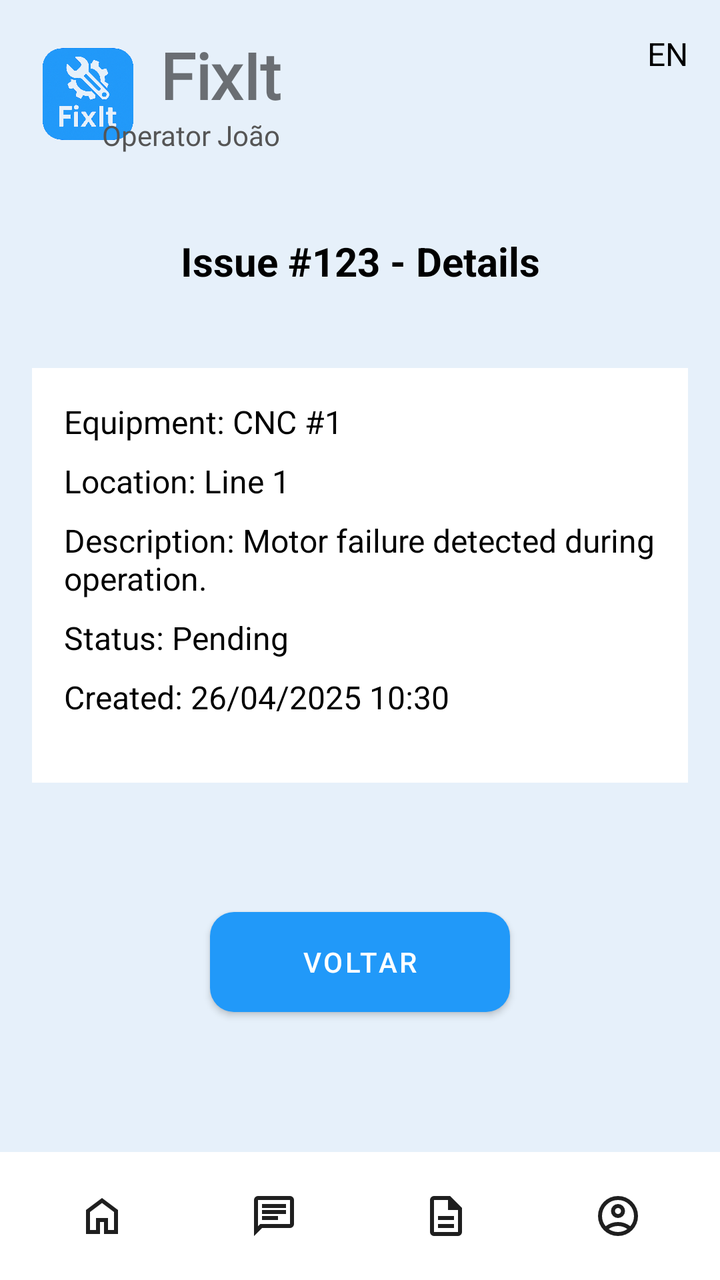
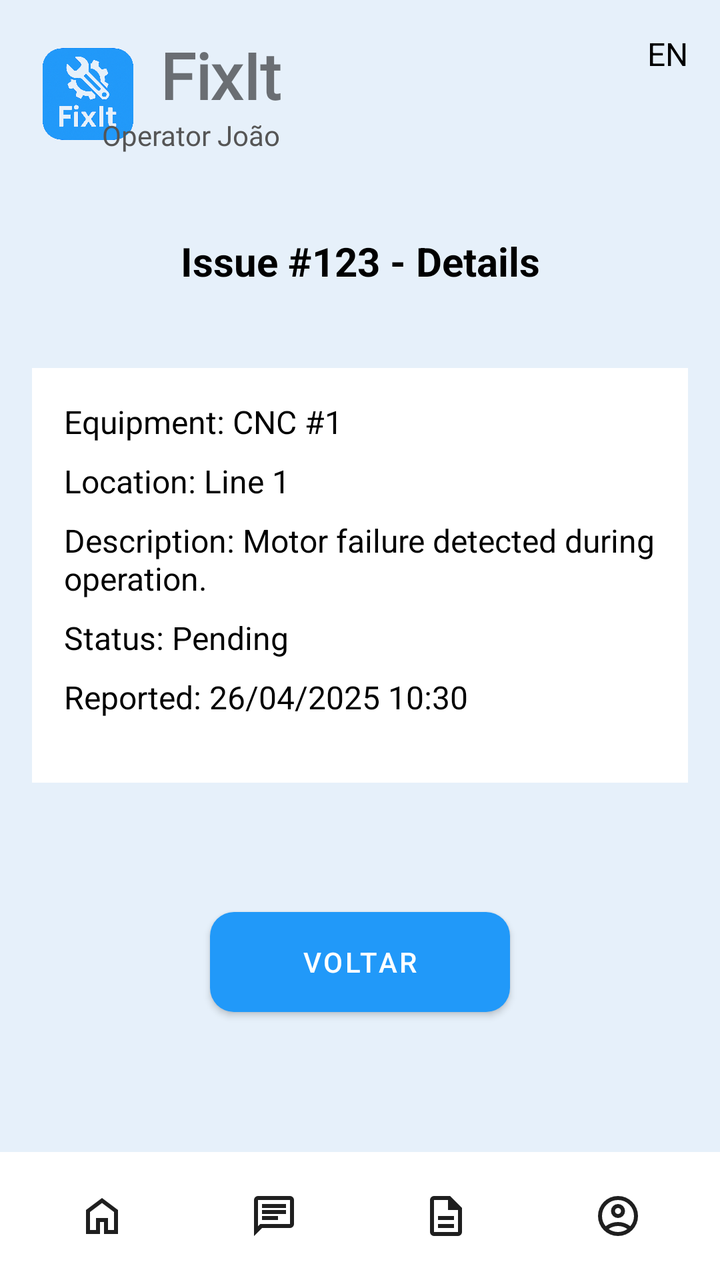

An Android layout rendered at two revisions. The XML below is the earlier revision; the diff shows what the commit changed to produce the second picture.
<!-- AndroidManifest.xml: application theme Theme.FixIt -->
<!-- res/layout/activity_issue_info.xml -->
<?xml version="1.0" encoding="utf-8"?>
<androidx.constraintlayout.widget.ConstraintLayout xmlns:android="http://schemas.android.com/apk/res/android"
    xmlns:app="http://schemas.android.com/apk/res-auto"
    xmlns:tools="http://schemas.android.com/tools"
    android:layout_width="match_parent"
    android:layout_height="match_parent"
    android:background="#E6F0FA"
    tools:context=".IssueInfoActivity">

    <ImageView
        android:id="@+id/logoIcon"
        android:layout_width="56dp"
        android:layout_height="62dp"
        android:layout_marginStart="16dp"
        android:layout_marginTop="16dp"
        android:src="@drawable/fixit_logo"
        app:layout_constraintStart_toStartOf="parent"
        app:layout_constraintTop_toTopOf="parent" />

    <TextView
        android:id="@+id/appTitle"
        android:layout_width="wrap_content"
        android:layout_height="wrap_content"
        android:layout_marginStart="8dp"
        android:layout_marginTop="16dp"
        android:fontFamily="@font/rem"
        android:text="@string/app_name"
        android:textSize="32sp"
        android:textStyle="bold"
        app:layout_constraintStart_toEndOf="@id/logoIcon"
        app:layout_constraintTop_toTopOf="parent" />

    <TextView
        android:id="@+id/languageSelector"
        android:layout_width="wrap_content"
        android:layout_height="wrap_content"
        android:layout_marginTop="16dp"
        android:layout_marginEnd="16dp"
        android:text="EN"
        android:textColor="#000000"
        android:textSize="16sp"
        app:layout_constraintEnd_toEndOf="parent"
        app:layout_constraintTop_toTopOf="parent" />

    <TextView
        android:id="@+id/userRole"
        android:layout_width="wrap_content"
        android:layout_height="wrap_content"
        android:layout_marginTop="66dp"
        android:layout_marginEnd="241dp"
        android:layout_marginBottom="115dp"
        android:fontFamily="@font/roboto"
        android:text="Operator João"
        android:textColor="#555555"
        android:textSize="14sp"
        app:layout_constraintBottom_toTopOf="@+id/detailsContainer"
        app:layout_constraintEnd_toEndOf="parent"
        app:layout_constraintStart_toEndOf="@id/logoIcon"
        app:layout_constraintTop_toTopOf="parent" />

    <TextView
        android:id="@+id/chatTitle"
        android:layout_width="wrap_content"
        android:layout_height="wrap_content"
        android:text="Issue #123 - Details"
        android:textSize="20sp"
        android:textStyle="bold"
        android:textColor="#000000"
        app:layout_constraintEnd_toEndOf="parent"
        app:layout_constraintStart_toStartOf="parent"
        app:layout_constraintTop_toBottomOf="@id/userRole"
        android:layout_marginTop="40dp" />

    <LinearLayout
        android:id="@+id/detailsContainer"
        android:layout_width="0dp"
        android:layout_height="wrap_content"
        android:orientation="vertical"
        android:layout_marginTop="40dp"
        android:layout_marginStart="16dp"
        android:layout_marginEnd="16dp"
        android:background="#FFFFFF"
        android:padding="16dp"
        app:layout_constraintTop_toBottomOf="@id/chatTitle"
        app:layout_constraintStart_toStartOf="parent"
        app:layout_constraintEnd_toEndOf="parent">

        <TextView
            android:layout_width="wrap_content"
            android:layout_height="wrap_content"
            android:text="Equipment: CNC #1"
            android:textSize="16sp"
            android:textColor="#000000"
            android:layout_marginBottom="8dp" />

        <TextView
            android:layout_width="wrap_content"
            android:layout_height="wrap_content"
            android:text="Location: Line 1"
            android:textSize="16sp"
            android:textColor="#000000"
            android:layout_marginBottom="8dp" />

        <TextView
            android:layout_width="wrap_content"
            android:layout_height="wrap_content"
            android:text="Description: Motor failure detected during operation."
            android:textSize="16sp"
            android:textColor="#000000"
            android:layout_marginBottom="8dp" />

        <TextView
            android:layout_width="wrap_content"
            android:layout_height="wrap_content"
            android:text="Status: Pending"
            android:textSize="16sp"
            android:textColor="#000000"
            android:layout_marginBottom="8dp" />

        <TextView
            android:layout_width="wrap_content"
            android:layout_height="wrap_content"
            android:text="Created: 26/04/2025 10:30"
            android:textSize="16sp"
            android:textColor="#000000"
            android:layout_marginBottom="16dp" />
    </LinearLayout>

    <Button
        android:id="@+id/backButton"
        android:layout_width="150dp"
        android:layout_height="50dp"
        android:layout_marginBottom="70dp"
        android:background="@drawable/rounded_button"
        android:padding="8dp"
        android:text="Voltar"
        android:textColor="#FFFFFF"
        android:textSize="14sp"
        android:gravity="center"
        app:layout_constraintStart_toStartOf="parent"
        app:layout_constraintEnd_toEndOf="parent"
        app:layout_constraintBottom_toTopOf="@id/bottomNavBar" />

    <include
        android:id="@+id/bottomNavBar"
        layout="@layout/component_bottom_nav"
        android:layout_width="match_parent"
        android:layout_height="wrap_content"
        app:layout_constraintBottom_toBottomOf="parent" />

</androidx.constraintlayout.widget.ConstraintLayout>
<!-- res/layout/component_bottom_nav.xml (included above) -->
<?xml version="1.0" encoding="utf-8"?>
<LinearLayout xmlns:android="http://schemas.android.com/apk/res/android"
    xmlns:tools="http://schemas.android.com/tools"
    android:id="@+id/bottomNavBar"
    android:layout_width="match_parent"
    android:layout_height="60dp"
    android:background="#FFFFFF"
    android:baselineAligned="false"
    android:orientation="horizontal"
    android:padding="8dp">

    <FrameLayout
        android:id="@+id/nav_home"
        android:layout_width="0dp"
        android:layout_height="match_parent"
        android:layout_weight="1"
        android:clickable="true"
        android:focusable="true"
        android:minWidth="48dp"
        android:minHeight="48dp"
        tools:ignore="TouchTargetSizeCheck">

        <ImageView
            android:layout_width="wrap_content"
            android:layout_height="wrap_content"
            android:layout_gravity="center"
            android:contentDescription="Home"
            android:src="@drawable/ic_home" />
    </FrameLayout>

    <FrameLayout
        android:id="@+id/nav_messages"
        android:layout_width="0dp"
        android:layout_height="match_parent"
        android:layout_weight="1"
        android:clickable="true"
        android:focusable="true"
        android:minWidth="48dp"
        android:minHeight="48dp"
        tools:ignore="TouchTargetSizeCheck">

        <ImageView
            android:layout_width="wrap_content"
            android:layout_height="wrap_content"
            android:layout_gravity="center"
            android:contentDescription="Messages"
            android:src="@drawable/ic_messages" />
    </FrameLayout>

    <FrameLayout
        android:id="@+id/nav_reports"
        android:layout_width="0dp"
        android:layout_height="match_parent"
        android:layout_weight="1"
        android:clickable="true"
        android:focusable="true"
        android:minWidth="48dp"
        android:minHeight="48dp"
        tools:ignore="TouchTargetSizeCheck">

        <ImageView
            android:layout_width="wrap_content"
            android:layout_height="wrap_content"
            android:layout_gravity="center"
            android:contentDescription="Reports"
            android:src="@drawable/ic_reports" />
    </FrameLayout>

    <FrameLayout
        android:id="@+id/nav_profile"
        android:layout_width="0dp"
        android:layout_height="match_parent"
        android:layout_weight="1"
        android:clickable="true"
        android:focusable="true"
        android:minWidth="48dp"
        android:minHeight="48dp"
        tools:ignore="TouchTargetSizeCheck">

        <ImageView
            android:layout_width="wrap_content"
            android:layout_height="wrap_content"
            android:layout_gravity="center"
            android:contentDescription="Profile"
            android:src="@drawable/ic_profile" />
    </FrameLayout>

</LinearLayout>
<!-- resources referenced by this layout -->
<resources>
  <!-- drawable fixit_logo: png bitmap (drawable, 922112 bytes) -->
  <!-- drawable ic_home (drawable) -->
  <vector xmlns:android="http://schemas.android.com/apk/res/android"
      android:width="24dp"
      android:height="24dp"
      android:viewportWidth="960"
      android:viewportHeight="960">
    <path
        android:pathData="M240,760h120v-240h240v240h120v-360L480,220 240,400v360ZM160,840v-480l320,-240 320,240v480L520,840v-240h-80v240L160,840ZM480,490Z"
        android:fillColor="#1f1f1f"/>
  </vector>
  <!-- drawable ic_messages (drawable) -->
  <vector xmlns:android="http://schemas.android.com/apk/res/android"
      android:width="24dp"
      android:height="24dp"
      android:viewportWidth="960"
      android:viewportHeight="960">
    <path
        android:pathData="M240,560h320v-80L240,480v80ZM240,440h480v-80L240,360v80ZM240,320h480v-80L240,240v80ZM80,880v-720q0,-33 23.5,-56.5T160,80h640q33,0 56.5,23.5T880,160v480q0,33 -23.5,56.5T800,720L240,720L80,880ZM206,640h594v-480L160,160v525l46,-45ZM160,640v-480,480Z"
        android:fillColor="#1f1f1f"/>
  </vector>
  <!-- drawable ic_profile (drawable) -->
  <vector xmlns:android="http://schemas.android.com/apk/res/android"
      android:width="24dp"
      android:height="24dp"
      android:viewportWidth="960"
      android:viewportHeight="960">
    <path
        android:pathData="M234,684q51,-39 114,-61.5T480,600q69,0 132,22.5T726,684q35,-41 54.5,-93T800,480q0,-133 -93.5,-226.5T480,160q-133,0 -226.5,93.5T160,480q0,59 19.5,111t54.5,93ZM480,520q-59,0 -99.5,-40.5T340,380q0,-59 40.5,-99.5T480,240q59,0 99.5,40.5T620,380q0,59 -40.5,99.5T480,520ZM480,880q-83,0 -156,-31.5T197,763q-54,-54 -85.5,-127T80,480q0,-83 31.5,-156T197,197q54,-54 127,-85.5T480,80q83,0 156,31.5T763,197q54,54 85.5,127T880,480q0,83 -31.5,156T763,763q-54,54 -127,85.5T480,880ZM480,800q53,0 100,-15.5t86,-44.5q-39,-29 -86,-44.5T480,680q-53,0 -100,15.5T294,740q39,29 86,44.5T480,800ZM480,440q26,0 43,-17t17,-43q0,-26 -17,-43t-43,-17q-26,0 -43,17t-17,43q0,26 17,43t43,17ZM480,380ZM480,740Z"
        android:fillColor="#1f1f1f"/>
  </vector>
  <!-- drawable ic_reports (drawable) -->
  <vector xmlns:android="http://schemas.android.com/apk/res/android"
      android:width="24dp"
      android:height="24dp"
      android:viewportWidth="960"
      android:viewportHeight="960">
    <path
        android:pathData="M320,720h320v-80L320,640v80ZM320,560h320v-80L320,480v80ZM240,880q-33,0 -56.5,-23.5T160,800v-640q0,-33 23.5,-56.5T240,80h320l240,240v480q0,33 -23.5,56.5T720,880L240,880ZM520,360v-200L240,160v640h480v-440L520,360ZM240,160v200,-200 640,-640Z"
        android:fillColor="#1f1f1f"/>
  </vector>
  <!-- drawable rounded_button (drawable) -->
  <shape xmlns:android="http://schemas.android.com/apk/res/android"
      android:shape="rectangle">
  
      <solid android:color="#2199F9"/>
      <corners android:radius="12dp"/>
  </shape>
  <string name="app_name">FixIt</string>
  <style name="Theme.FixIt" parent="Theme.MaterialComponents.DayNight.NoActionBar">
          
          <item name="colorPrimary">#2199F9</item> 
          <item name="colorPrimaryVariant">#1976D2</item> 
          <item name="colorOnPrimary">#FFFFFF</item>
  
          <item name="colorSecondary">#2199F9</item>
          <item name="colorOnSecondary">#FFFFFF</item>
  
          
          <item name="android:windowBackground">@color/light_blue</item>
  
          
          <item name="android:forceDarkAllowed" tools:targetApi="q">true</item>
      </style>
  <color name="light_blue">#E6F0FA</color>
</resources>

<!-- the commit's change to res/layout/activity_issue_info.xml (unified diff, before → after) -->
@@ -120,10 +120,29 @@
         <TextView
             android:layout_width="wrap_content"
             android:layout_height="wrap_content"
-            android:text="Created: 26/04/2025 10:30"
+            android:text="Reported: 26/04/2025 10:30"
             android:textSize="16sp"
             android:textColor="#000000"
             android:layout_marginBottom="16dp" />
+
+        <TextView
+            android:id="@+id/resolvedText"
+            android:layout_width="wrap_content"
+            android:layout_height="wrap_content"
+            android:text="Resolved: 27/04/2025 14:45"
+            android:textSize="16sp"
+            android:textColor="#000000"
+            android:layout_marginBottom="8dp"
+            android:visibility="gone" />
+
+        <ImageView
+            android:id="@+id/issueImage"
+            android:layout_width="match_parent"
+            android:layout_height="200dp"
+            android:src="......."
+            android:scaleType="centerCrop"
+            android:layout_marginBottom="16dp"
+            android:visibility="gone" />
     </LinearLayout>
 
     <Button
